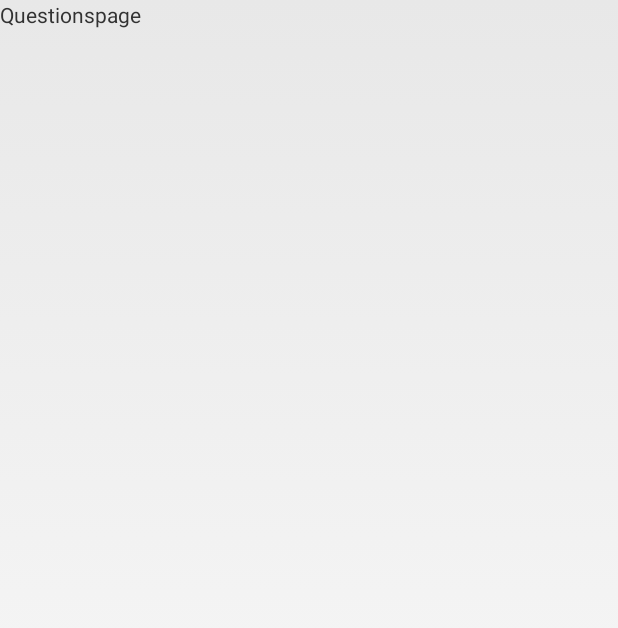
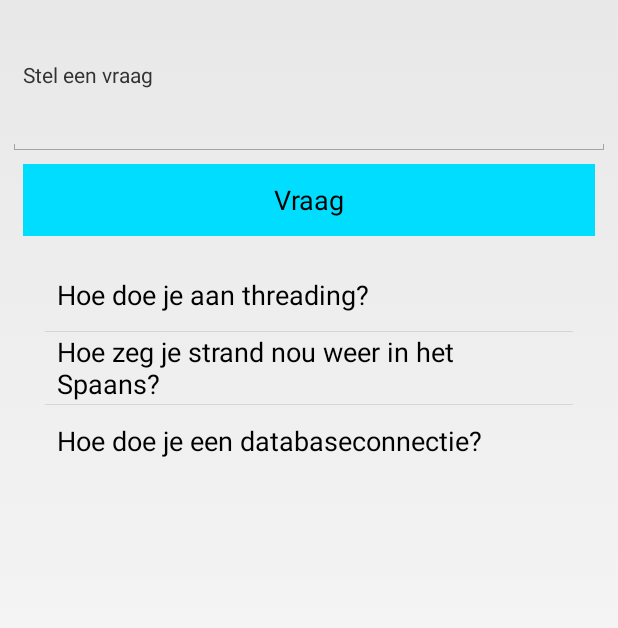
Before and after one commit to KennyDeblaere/Android-Coaching-app, an Android app: the QuestionsActivity screen opened directly, with no data from a screen before it, on a phone screen of 412 x 824 dp. Before the commit the part shown is almost empty. Shown: the top 628 px of the screen. Run offline under Robolectric (Android 15) with nearby library versions, the phone set to English and light mode, and no system bars.

Commit message:
Layout Questionspage

```diff
--- a/FeedbackApp/app/src/main/java/be/howest/deblaere/kenny/feedbackapp/MainActivity.java
+++ b/FeedbackApp/app/src/main/java/be/howest/deblaere/kenny/feedbackapp/MainActivity.java
@@ -58,6 +58,7 @@ public class MainActivity extends Activity {
             @Override
             public void onClick(View v) {
                 Intent intent = new Intent(context, QuestionsActivity.class);
+                intent.putExtra("course", courseSpinner.getSelectedItem().toString());
                 startActivity(intent);
             }
         });
@@ -73,7 +74,6 @@ public class MainActivity extends Activity {
 
             @Override
             public void onItemSelected(AdapterView<?> parent, View view, int position, long id) {
-                //feedbackNumber.setText(courseSpinner.getSelectedItem().toString());
                 feedbackNumber.setText(R.string.defaultFeedback);
                 initializeProgressbar();
             }
@@ -100,8 +100,6 @@ public class MainActivity extends Activity {
         };
     }
 
-
-
     private View.OnClickListener clickEvent(final int number) {
         return new View.OnClickListener() {
             @Override
--- a/FeedbackApp/app/src/main/java/be/howest/deblaere/kenny/feedbackapp/QuestionsActivity.java
+++ b/FeedbackApp/app/src/main/java/be/howest/deblaere/kenny/feedbackapp/QuestionsActivity.java
@@ -1,19 +1,40 @@
 package be.howest.deblaere.kenny.feedbackapp;
 
 import android.app.Activity;
+import android.content.Intent;
 import android.os.Bundle;
 import android.support.design.widget.FloatingActionButton;
 import android.support.design.widget.Snackbar;
 import android.support.v7.app.AppCompatActivity;
 import android.support.v7.widget.Toolbar;
 import android.view.View;
+import android.widget.ArrayAdapter;
+import android.widget.ListView;
+import android.widget.TextView;
 
 public class QuestionsActivity extends Activity {
+    private TextView course;
+    private ListView questions;
+    private Intent intent;
 
     @Override
     protected void onCreate(Bundle savedInstanceState) {
         super.onCreate(savedInstanceState);
         setContentView(R.layout.activity_questions);
+        course = (TextView) findViewById(R.id.courseTitle);
+        questions = (ListView) findViewById(R.id.lstQuestions);
+        intent = getIntent();
+        course.setText(intent.getStringExtra("course"));
+        fillListView();
+    }
+
+    private void fillListView(){
+        ArrayAdapter<String> adapter =
+                new ArrayAdapter<String>(this,
+                        android.R.layout.simple_list_item_1,
+                        android.R.id.text1,
+                        getResources().getStringArray(R.array.nativeQuestions));
+        questions.setAdapter(adapter);
     }
 
 }
--- a/FeedbackApp/app/src/main/res/layout/activity_questions.xml
+++ b/FeedbackApp/app/src/main/res/layout/activity_questions.xml
@@ -7,7 +7,53 @@
     tools:context="be.howest.deblaere.kenny.feedbackapp.QuestionsActivity">
 <TextView
     android:layout_width="match_parent"
-    android:layout_height="match_parent"
-    android:text="Questionspage"/>
+    android:layout_height="wrap_content"
+    android:textAppearance="?android:attr/textAppearanceLarge"
+    android:layout_marginTop="10dp"
+    android:layout_marginBottom="20dp"
+    android:gravity="center"
+    android:text="Questionspage"
+    android:id="@+id/courseTitle" />
+
+    <ListView
+        android:layout_width="wrap_content"
+        android:layout_height="wrap_content"
+        android:id="@+id/lstQuestions"
+        android:choiceMode="singleChoice"
+        android:layout_marginLeft="30dp"
+        android:layout_marginRight="30dp"
+        android:layout_below="@+id/ask"
+        android:layout_centerHorizontal="true" />
+
+    <TextView
+        android:layout_width="fill_parent"
+        android:layout_height="wrap_content"
+        android:text="@string/questionLabel"
+        android:id="@+id/questionLbl"
+        android:layout_marginLeft="15dp"
+        android:layout_marginRight="15dp"
+        android:layout_above="@+id/question"
+        android:layout_alignParentStart="true" />
+
+    <EditText
+        android:layout_width="fill_parent"
+        android:layout_height="wrap_content"
+        android:id="@+id/question"
+        android:layout_margin="5dp"
+        android:layout_below="@+id/courseTitle"
+        android:layout_alignParentStart="true" />
+
+    <Button
+        android:layout_width="fill_parent"
+        android:layout_height="wrap_content"
+        android:background="@android:color/holo_blue_bright"
+        android:layout_marginTop="0dp"
+        android:layout_marginLeft="15dp"
+        android:layout_marginRight="15dp"
+        android:layout_marginBottom="15dp"
+        android:text="Vraag"
+        android:id="@+id/ask"
+        android:layout_below="@+id/question"
+        android:layout_alignParentStart="true" />
 
 </RelativeLayout>
--- a/FeedbackApp/app/src/main/res/values/strings.xml
+++ b/FeedbackApp/app/src/main/res/values/strings.xml
@@ -3,6 +3,7 @@
     <string name="action_settings">Settings</string>
     <string name="defaultFeedback">0</string>
     <string name="questionButton">Vragen en antwoorden</string>
+    <string name="questionLabel">Stel een vraag</string>
     <string-array name="courses">
         <item>Operationeel Onderzoek</item>
         <item>Java EE</item>
@@ -17,5 +18,10 @@
         <item>User Experience Design</item>
         <item>Project</item>
     </string-array>
+    <string-array name="nativeQuestions">
+        <item>Hoe doe je aan threading?</item>
+        <item>Hoe zeg je strand nou weer in het Spaans?</item>
+        <item>Hoe doe je een databaseconnectie?</item>
+    </string-array>
     <string name="title_activity_questions">QuestionsActivity</string>
 </resources>
```
Also changed, not shown: 1 other file.
